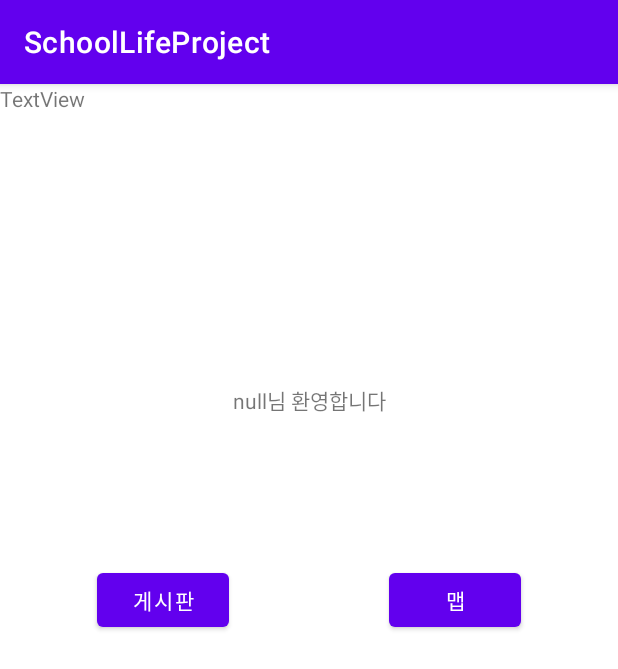
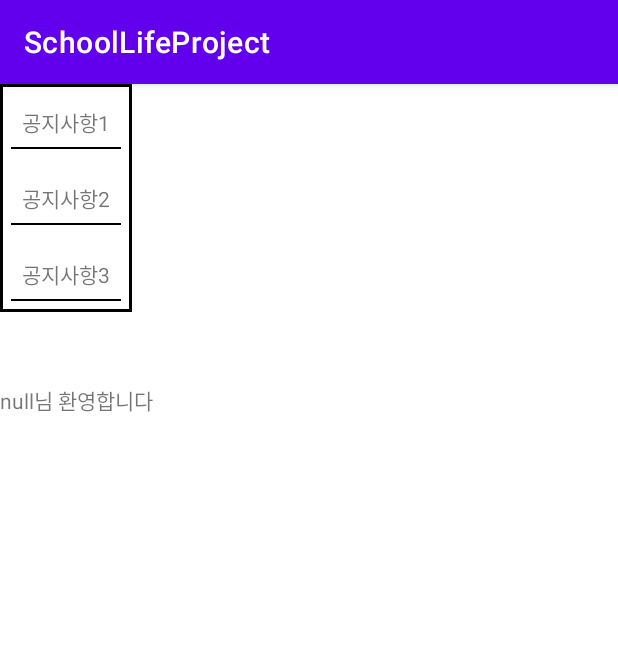
Before and after one commit to Laeti-Park/UNINOTE-APP, an Android app: the MenuActivity screen opened directly, with no data from a screen before it, on a phone screen of 412 x 824 dp. Shown: the top 669 px of the screen. Run offline under Robolectric (Android 15) with nearby library versions, the phone set to English and light mode, and no system bars; our stand-ins replace data binding; 3 statements that could not run were skipped.

Commit message:
220503 Change Activity to Fragment

```diff
--- a/app/build.gradle
+++ b/app/build.gradle
@@ -36,6 +36,9 @@ android {
     viewBinding {
         enabled true
     }
+    buildFeatures {
+        viewBinding true
+    }
 }
 
 dependencies {
@@ -46,6 +49,7 @@ dependencies {
     implementation 'com.google.android.material:material:1.5.0'
     implementation 'androidx.constraintlayout:constraintlayout:2.1.3'
     implementation 'com.github.JagarYousef:Mindo:2.0.0'
+    implementation 'androidx.legacy:legacy-support-v4:1.0.0'
     testImplementation 'junit:junit:4.+'
     androidTestImplementation 'androidx.test.ext:junit:1.1.3'
     androidTestImplementation 'androidx.test.espresso:espresso-core:3.4.0'
--- a/app/src/main/java/com/example/schoollifeproject/APIS_login.kt
+++ b/app/src/main/java/com/example/schoollifeproject/APIS_login.kt
@@ -78,7 +78,7 @@ interface APIS_login {
 
     companion object { // static 처럼 공유객체로 사용가능함. 모든 인스턴스가 공유하는 객체로서 동작함.
         //서버 IP만 입력해주세요~
-        private const val BASE_URL = "http://192.168.0.9"
+        private const val BASE_URL = "http://220.118.54.17"
         fun create(): APIS_login {
             val gson: Gson = GsonBuilder().setLenient().create();
             return Retrofit.Builder()
--- /dev/null
+++ b/app/src/main/java/com/example/schoollifeproject/AnnoContacts.kt
@@ -0,0 +1,4 @@
+package com.example.schoollifeproject
+
+class AnnoContacts(val title:String) {
+}
--- /dev/null
+++ b/app/src/main/java/com/example/schoollifeproject/AnnoListAdapter.kt
@@ -0,0 +1,38 @@
+package com.example.schoollifeproject
+
+import android.view.LayoutInflater
+import android.view.ViewGroup
+import androidx.recyclerview.widget.RecyclerView
+import com.example.schoollifeproject.databinding.AnnoContactsBinding
+
+class AnnoListAdapter(private val itemList: List<AnnoContacts>) :
+    RecyclerView.Adapter<AnnoListAdapter.AnnoViewHolder>() {
+    override fun getItemCount(): Int {
+
+        return itemList.size
+    }
+
+    override fun onCreateViewHolder(parent: ViewGroup, viewType: Int): AnnoViewHolder {
+
+        val binding =
+            AnnoContactsBinding.inflate(LayoutInflater.from(parent.context), parent, false)
+        return return AnnoViewHolder(binding)
+    }
+
+    override fun onBindViewHolder(holder: AnnoViewHolder, position: Int) {
+
+        val item = itemList[position]
+        holder.apply {
+            bind(item)
+        }
+    }
+
+
+    class AnnoViewHolder(private val binding: AnnoContactsBinding) :
+        RecyclerView.ViewHolder(binding.root) {
+
+        fun bind(item: AnnoContacts) {
+            binding.title.text = item.title
+        }
+    }
+}
--- a/app/src/main/java/com/example/schoollifeproject/ContactsListAdapter.kt
+++ b/app/src/main/java/com/example/schoollifeproject/ContactsListAdapter.kt
@@ -1,22 +1,19 @@
 package com.example.schoollifeproject
 
-import android.content.DialogInterface
 import android.content.Intent
-import android.util.Log
 import android.view.LayoutInflater
-import android.view.View
 import android.view.ViewGroup
 import android.widget.Toast
-import androidx.appcompat.app.AlertDialog
 import androidx.core.content.ContextCompat.startActivity
 import androidx.recyclerview.widget.RecyclerView
 import com.example.schoollifeproject.databinding.ItemContactsBinding
 
-class ContactsListAdapter(val itemList: List<Contacts>) :
+class ContactsListAdapter(private val itemList: MutableList<Contacts>) :
     RecyclerView.Adapter<ContactsListAdapter.ContactsViewHolder>() {
 
     override fun onCreateViewHolder(parent: ViewGroup, viewType: Int): ContactsViewHolder {
-        val binding = ItemContactsBinding.inflate(LayoutInflater.from(parent.context), parent, false)
+        val binding =
+            ItemContactsBinding.inflate(LayoutInflater.from(parent.context), parent, false)
         return ContactsViewHolder(binding)
 
     }
--- a/app/src/main/java/com/example/schoollifeproject/MenuActivity.kt
+++ b/app/src/main/java/com/example/schoollifeproject/MenuActivity.kt
@@ -1,63 +1,107 @@
 package com.example.schoollifeproject
 
-import android.content.Intent
 import androidx.appcompat.app.AppCompatActivity
 import android.os.Bundle
 import android.util.Log
 import com.example.schoollifeproject.databinding.ActivityMenuBinding
-import androidx.annotation.NonNull
 import retrofit2.Call
 import retrofit2.Callback
 import retrofit2.Response
 
 
 class MenuActivity : AppCompatActivity() {
+    private val annoContactslist : List<AnnoContacts> = listOf(
+        AnnoContacts("공지사항1"),
+        AnnoContacts("공지사항2"),
+        AnnoContacts("공지사항3")
+    )
+/*
+    private var annoContactsList: MutableList<AnnoContacts> = mutableListOf()
+    private var contactsList: MutableList<Contacts> = mutableListOf()
+    private var contactsList: MutableList<Contacts> = mutableListOf()
+    private var contactsList: MutableList<Contacts> = mutableListOf()
+*/
+    private val adapter = AnnoListAdapter(annoContactslist)
+
+    private var countKey: Int = 0
+    private lateinit var userID: String
+
     override fun onCreate(savedInstanceState: Bundle?) {
         super.onCreate(savedInstanceState)
         val binding = ActivityMenuBinding.inflate(layoutInflater)
         setContentView(binding.root)
         val api = APIS_login.create()
-        var countKey: Int = 0
-        val id = intent.getStringExtra("ID").toString()
+
+        binding.annoRecycler.adapter = adapter
 
 
-        val btnMap = binding.btnMap
-        val btnNotice = binding.btnNotice
+        userID = intent.getStringExtra("ID").toString()
         val tvNick = binding.tvNick
 
-        tvNick.setText(intent.getStringExtra("name")+"님 환영합니다")
+        tvNick.setText(intent.getStringExtra("name") + "님 환영합니다")
 
-        api.notice_key_search(1 )
+        api.notice_key_search(1)
             .enqueue(object : Callback<PostModel> {
                 override fun onResponse(
                     call: Call<PostModel>,
                     response: Response<PostModel>
                 ) {
 
-                    if(!response.body().toString().isEmpty()) {
+                    if (!response.body().toString().isEmpty()) {
                         countKey = response.body()?.countKey!!
                     }
                     Log.d("키갯수", countKey.toString())
                 }
+
                 override fun onFailure(p0: Call<PostModel>, t: Throwable) {
                     Log.d("failedSearchKey", t.message.toString())
                 }
             })
 
+        binding.bottomNavigationView.run {
 
-        btnNotice.setOnClickListener {
-            val intent = Intent(this, ListActivity::class.java)
-            intent.putExtra("ID", id)
-            intent.putExtra("key", countKey)
-            startActivity(intent)
+            val listFragment = ListFragment()
+            val mindMapFragment = MindMapFragment()
+            var bundle = Bundle()
+            bundle.putString("ID", userID)
+
+            setOnItemSelectedListener { item ->
+                val transaction = supportFragmentManager.beginTransaction()
+                val frameLayout = supportFragmentManager.findFragmentById(R.id.frameLayout)
+
+                when (item.itemId) {
+                    R.id.mainMenu1 -> {
+                        if (frameLayout != null) {
+                            removeFragment()
+                        }
+                        true
+                    }
+                    R.id.mainMenu2 -> {
+                        mindMapFragment.arguments = bundle
+                        transaction.replace(R.id.frameLayout, mindMapFragment)
+                            .commitAllowingStateLoss()
+                        true
+                    }
+                    R.id.mainMenu3 -> {
+                        bundle.putInt("countKey", countKey)
+                        listFragment.arguments = bundle
+                        transaction.replace(R.id.frameLayout, listFragment)
+                            .commitAllowingStateLoss()
+                        true
+                    }
+                    else -> {
+                        true
+                    }
+                }
+            }
         }
+    }
 
-        btnMap.setOnClickListener {
-            val intent = Intent(this, MindMapActivity::class.java)
-            intent.putExtra("ID", id)
-            startActivity(intent)
-        }
-
+    private fun removeFragment() {
+        val transaction = supportFragmentManager.beginTransaction()
+        val frameLayout = supportFragmentManager.findFragmentById(R.id.frameLayout)
+        transaction.remove(frameLayout!!)
+        transaction.commit()
     }
 
 }
--- /dev/null
+++ b/app/src/main/res/drawable/echo.xml
@@ -0,0 +1,9 @@
+<?xml version="1.0" encoding="utf-8"?>
+<shape xmlns:android="http://schemas.android.com/apk/res/android">
+    <solid android:color="@null"/>
+    <!--배경색-->
+    <stroke android:width="2dp" android:color="@color/black" />
+    <!--선-->
+    <padding android:top="@null" android:bottom="@null" android:left="@null" android:right="@null"/>
+    <!--여백-->
+</shape>
--- /dev/null
+++ b/app/src/main/res/drawable/textunderline.xml
@@ -0,0 +1,13 @@
+<layer-list xmlns:android="http://schemas.android.com/apk/res/android">
+    <item
+        android:left="-5dp"
+        android:right="-5dp"
+        android:top="-5dp"
+        >
+        <shape>
+            <stroke
+                android:width="1.5dp"
+                android:color="@color/black" />
+        </shape>
+    </item>
+</layer-list>
--- a/app/src/main/res/layout/activity_menu.xml
+++ b/app/src/main/res/layout/activity_menu.xml
@@ -1,51 +1,83 @@
 <?xml version="1.0" encoding="utf-8"?>
-<layout xmlns:tools="http://schemas.android.com/tools"
-    xmlns:android="http://schemas.android.com/apk/res/android"
-    xmlns:app="http://schemas.android.com/apk/res-auto">
+<layout xmlns:android="http://schemas.android.com/apk/res/android"
+    xmlns:app="http://schemas.android.com/apk/res-auto"
+    xmlns:tools="http://schemas.android.com/tools">
 
     <androidx.constraintlayout.widget.ConstraintLayout
         android:layout_width="match_parent"
         android:layout_height="match_parent"
         tools:context=".MenuActivity">
 
-        <TextView
-            android:id="@+id/tv_Nick"
-            android:layout_marginTop="200dp"
-            android:layout_width="wrap_content"
+        <FrameLayout
+            android:id="@+id/frameLayout"
+            android:layout_width="match_parent"
             android:layout_height="wrap_content"
             app:layout_constraintEnd_toEndOf="parent"
             app:layout_constraintStart_toStartOf="parent"
-            app:layout_constraintTop_toTopOf="parent"
-            />
-        <Button
-            android:id="@+id/btn_map"
+            app:layout_constraintTop_toTopOf="parent">
+
+            <TextView
+                android:id="@+id/tv_Nick"
                 android:layout_width="wrap_content"
                 android:layout_height="wrap_content"
-            android:layout_marginTop="320dp"
-            android:text="맵"
+                android:layout_marginTop="200dp"
                 app:layout_constraintEnd_toEndOf="parent"
-            app:layout_constraintHorizontal_bias="0.8"
                 app:layout_constraintStart_toStartOf="parent"
-            app:layout_constraintTop_toTopOf="parent"
-            />
-        <Button
-            android:id="@+id/btn_notice"
+                app:layout_constraintTop_toTopOf="parent" />
+
+        </FrameLayout>
+
+        <com.google.android.material.bottomnavigation.BottomNavigationView
+            android:id="@+id/bottomNavigationView"
+            android:layout_width="match_parent"
+            android:layout_height="wrap_content"
+            android:background="@android:color/white"
+            app:itemBackground="@android:color/white"
+            app:layout_constraintBottom_toBottomOf="parent"
+            app:layout_constraintEnd_toEndOf="parent"
+            app:menu="@menu/main_bottom_menu" />
+
+        <LinearLayout
+            android:id="@+id/tableLayout"
+            android:layout_width="match_parent"
+            android:layout_height="match_parent"
+            android:orientation="vertical">
+
+            <androidx.recyclerview.widget.RecyclerView
+                android:id="@+id/annoRecycler"
                 android:layout_width="wrap_content"
                 android:layout_height="wrap_content"
-            android:layout_marginTop="320dp"
-            android:text="게시판"
-            app:layout_constraintEnd_toEndOf="parent"
-            app:layout_constraintHorizontal_bias="0.2"
-            app:layout_constraintStart_toStartOf="parent"
-            app:layout_constraintTop_toTopOf="parent"
-            />
+                android:background="@drawable/echo"
+                app:layoutManager="androidx.recyclerview.widget.LinearLayoutManager"
+                tools:itemCount="3" />
 
-        <TextView
-            android:id="@+id/textView"
+            <androidx.recyclerview.widget.RecyclerView
+                android:id="@+id/sub"
                 android:layout_width="wrap_content"
                 android:layout_height="wrap_content"
-            android:text="TextView"
-            tools:layout_editor_absoluteX="175dp"
-            tools:layout_editor_absoluteY="152dp" />
+                android:background="@drawable/echo"
+                app:layoutManager="androidx.recyclerview.widget.LinearLayoutManager"
+                tools:itemCount="3" />
+
+
+            <androidx.recyclerview.widget.RecyclerView
+                android:id="@+id/sub2"
+                android:layout_width="wrap_content"
+                android:layout_height="wrap_content"
+                android:background="@drawable/echo"
+                app:layoutManager="androidx.recyclerview.widget.LinearLayoutManager"
+                tools:itemCount="3" />
+
+            <androidx.recyclerview.widget.RecyclerView
+                android:id="@+id/sub3"
+                android:layout_width="wrap_content"
+                android:layout_height="wrap_content"
+                android:background="@drawable/echo"
+                app:layoutManager="androidx.recyclerview.widget.LinearLayoutManager"
+                tools:itemCount="3" />
+
+
+        </LinearLayout>
+
     </androidx.constraintlayout.widget.ConstraintLayout>
 </layout>
--- a/app/src/main/res/layout/activity_notice.xml
+++ b/app/src/main/res/layout/activity_notice.xml
@@ -28,11 +28,11 @@
             android:layout_height="wrap_content"
             android:hint="내용을 입력해주세요"
             />
+
         <Button
             android:id="@+id/commentBtn"
             android:layout_width="wrap_content"
             android:layout_height="wrap_content"
-            android:layout_gravity="right"
-            />
+            android:layout_gravity="right" />
     </LinearLayout>
 </layout>
--- /dev/null
+++ b/app/src/main/res/layout/anno_contacts.xml
@@ -0,0 +1,19 @@
+<?xml version="1.0" encoding="utf-8"?>
+<layout>
+
+    <LinearLayout xmlns:android="http://schemas.android.com/apk/res/android"
+        android:id="@+id/rView"
+
+        android:layout_width="wrap_content"
+        android:layout_height="wrap_content"
+        android:orientation="vertical"
+        android:padding="7dp">
+
+        <TextView
+            android:id="@+id/title"
+            android:layout_width="match_parent"
+            android:layout_height="match_parent"
+            android:background="@drawable/textunderline"
+            android:padding="7dp" />
+    </LinearLayout>
+</layout>
--- a/app/src/main/res/values/strings.xml
+++ b/app/src/main/res/values/strings.xml
@@ -1,3 +1,5 @@
 <resources>
     <string name="app_name">SchoolLifeProject</string>
+    <!-- TODO: Remove or change this placeholder text -->
+    <string name="hello_blank_fragment">Hello blank fragment</string>
 </resources>
--- a/mindmaplibrary/src/main/java/com/gyso/treeview/layout/TreeLayoutManager.java
+++ b/mindmaplibrary/src/main/java/com/gyso/treeview/layout/TreeLayoutManager.java
@@ -126,8 +126,8 @@ public abstract class TreeLayoutManager {
     }
 
     public void setViewport(int winHeight, int winWidth) {
-        //this.winHeight = winHeight;
-        //this.winWidth = winWidth;
+        this.winHeight = winHeight;
+        this.winWidth = winWidth;
     }
 
     public abstract void  calculateByLayoutAlgorithm(TreeModel<?> mTreeModel);
```
Also changed, not shown: app/src/main/java/com/example/schoollifeproject/ItemAdapter.kt (+9 -18 lines), app/src/main/java/com/example/schoollifeproject/ListFragment.kt (added, +122 -0 lines), app/src/main/res/layout/fragment_list.xml (added, +27 -0 lines), mindmaplibrary/src/main/java/com/gyso/treeview/TreeViewContainer.java (+22 -4 lines), mindmaplibrary/src/main/java/com/gyso/treeview/adapter/TreeViewAdapter.java (+12 -0 lines). Lines whose indentation alone changed are shown as unchanged.
